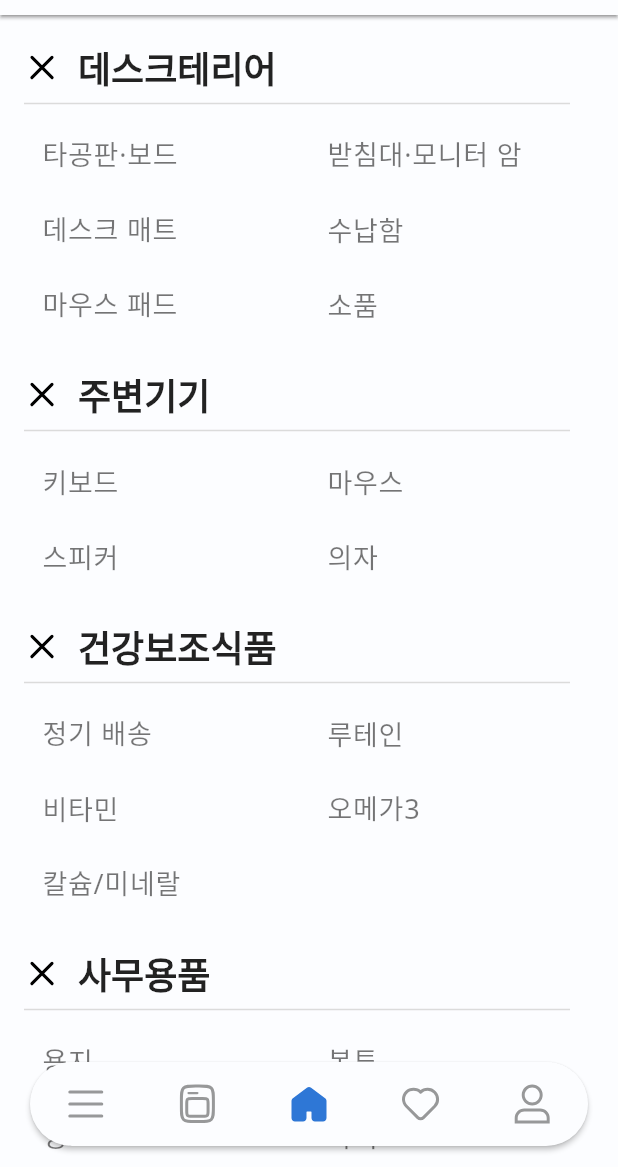
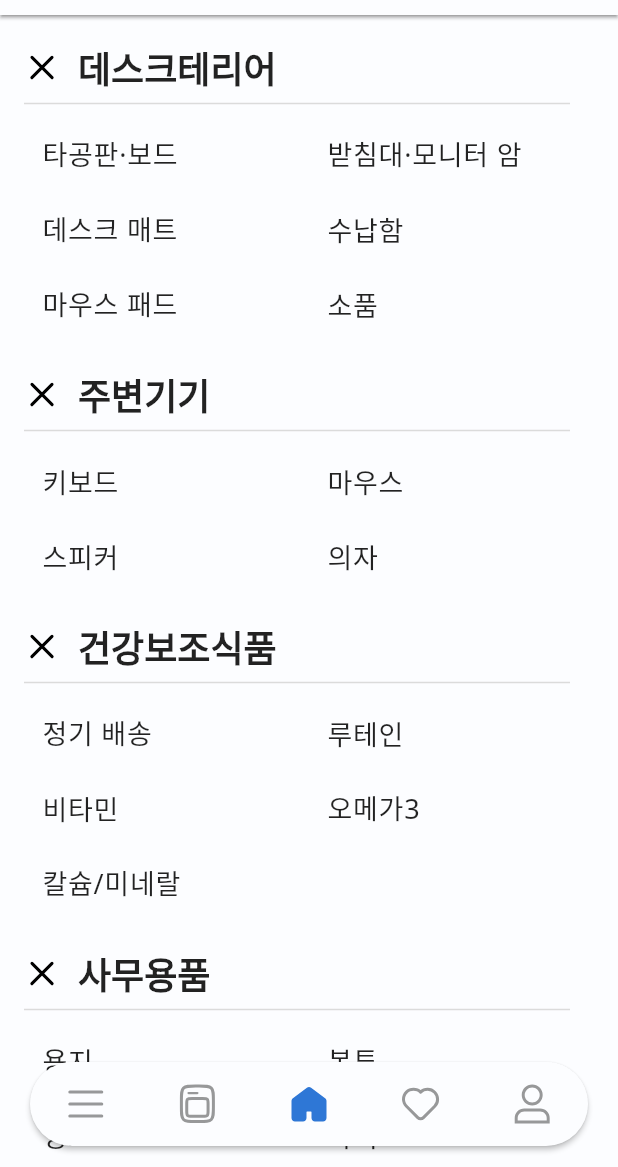
Before and after one commit to LIKELION-Android-Bootcamp-4th/AOS-04-officeShoppingMall, a Flutter app: the CategoryScreen screen opened by its route, on a phone screen of 412 x 824 dp, the part 69-1236 px from its top. Run offline on Flutter 3.47's test engine with Material 3 defaults, Android fonts, the phone set to English and light mode, and no system bars; our stand-ins replace dio, flutter_bloc, flutter_svg, fluttertoast, google_fonts, pretty_dio_logger and 2 more; accounts and stored records are empty.

Commit message:
refactor: 텍스트 컬러를 조금 더 어둡게 설정

```diff
--- a/lib/core/theme/theme.dart
+++ b/lib/core/theme/theme.dart
@@ -133,24 +133,24 @@ TextTheme appTextTheme() {
     bodyLarge: GoogleFonts.notoSans(
       fontSize: 18,
       fontWeight: FontWeight.w400,
-      color: Colors.black54,
+      color: Colors.black87,
     ),
     // 본문 텍스트 (많은 텍스트)
     bodyMedium: GoogleFonts.notoSans(
       fontSize: 16,
       fontWeight: FontWeight.w400,
-      color: Colors.black54,
+      color: Colors.black87,
     ),
 
     labelLarge: GoogleFonts.notoSans(
       fontSize: 14,
       fontWeight: FontWeight.w400,
-      color: Colors.black45,
+      color: Colors.black54,
     ),
     labelMedium: GoogleFonts.notoSans(
       fontSize: 12,
       fontWeight: FontWeight.w400,
-      color: Colors.black45,
+      color: Colors.black54,
     ),
   );
 }
```
